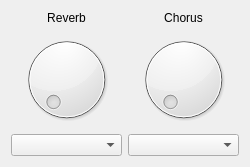
First picture: the form in guisynth/mainwindow.ui, repository pedrolcl/Linux-SonivoxEas, before the edit.
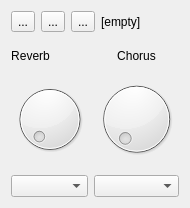
Second picture: the form after the edit. Icons and pictures are not drawn.

What changed in the file:
```diff
--- a/guisynth/mainwindow.ui
+++ b/guisynth/mainwindow.ui
@@ -6,8 +6,8 @@
    <rect>
     <x>0</x>
     <y>0</y>
-    <width>250</width>
-    <height>167</height>
+    <width>190</width>
+    <height>208</height>
    </rect>
   </property>
   <property name="windowTitle">
@@ -19,7 +19,73 @@
   </property>
   <widget class="QWidget" name="centralWidget">
    <layout class="QGridLayout" name="gridLayout">
-    <item row="0" column="0">
+    <item row="0" column="0" colspan="3">
+     <layout class="QHBoxLayout" name="horizontalLayout">
+      <item>
+       <widget class="QToolButton" name="playButton">
+        <property name="text">
+         <string>...</string>
+        </property>
+        <property name="icon">
+         <iconset resource="guisynth.qrc">
+          <normaloff>:/play.png</normaloff>:/play.png</iconset>
+        </property>
+        <property name="checkable">
+         <bool>true</bool>
+        </property>
+       </widget>
+      </item>
+      <item>
+       <widget class="QToolButton" name="stopButton">
+        <property name="text">
+         <string>...</string>
+        </property>
+        <property name="icon">
+         <iconset resource="guisynth.qrc">
+          <normaloff>:/stop.png</normaloff>:/stop.png</iconset>
+        </property>
+       </widget>
+      </item>
+      <item>
+       <widget class="QToolButton" name="openButton">
+        <property name="text">
+         <string>...</string>
+        </property>
+        <property name="icon">
+         <iconset resource="guisynth.qrc">
+          <normaloff>:/open.png</normaloff>:/open.png</iconset>
+        </property>
+        <property name="checkable">
+         <bool>false</bool>
+        </property>
+        <property name="checked">
+         <bool>false</bool>
+        </property>
+       </widget>
+      </item>
+      <item>
+       <widget class="QLabel" name="lblSong">
+        <property name="text">
+         <string>[empty]</string>
+        </property>
+       </widget>
+      </item>
+     </layout>
+    </item>
+    <item row="1" column="1" colspan="2">
+     <spacer name="verticalSpacer">
+      <property name="orientation">
+       <enum>Qt::Vertical</enum>
+      </property>
+      <property name="sizeHint" stdset="0">
+       <size>
+        <width>20</width>
+        <height>8</height>
+       </size>
+      </property>
+     </spacer>
+    </item>
+    <item row="2" column="0">
      <widget class="QLabel" name="lblReverb">
       <property name="text">
        <string>Reverb</string>
@@ -29,7 +95,7 @@
       </property>
      </widget>
     </item>
-    <item row="0" column="1">
+    <item row="2" column="2">
      <widget class="QLabel" name="lblChorus">
       <property name="text">
        <string>Chorus</string>
@@ -39,24 +105,24 @@
       </property>
      </widget>
     </item>
-    <item row="1" column="0">
+    <item row="3" column="0" colspan="2">
      <widget class="QDial" name="dial_Reverb">
       <property name="maximum">
        <number>32765</number>
       </property>
      </widget>
     </item>
-    <item row="1" column="1">
+    <item row="3" column="2">
      <widget class="QDial" name="dial_Chorus">
       <property name="maximum">
        <number>32765</number>
       </property>
      </widget>
     </item>
-    <item row="2" column="0">
+    <item row="4" column="0" colspan="2">
      <widget class="QComboBox" name="combo_Reverb"/>
     </item>
-    <item row="2" column="1">
+    <item row="4" column="2">
      <widget class="QComboBox" name="combo_Chorus"/>
     </item>
    </layout>
```
